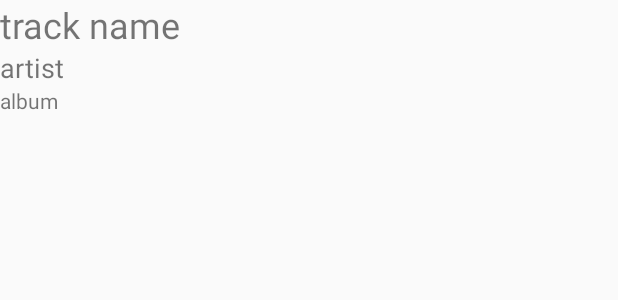
After one commit to moj1987/MyNotebook, an Android app: the layout lyric_search_item.xml on its own in the app's theme, with its tools: preview values and no code run, on a phone screen of 412 x 824 dp. The commit adds this screen. Shown: the top 300 px of the screen. Run offline under Robolectric (Android 15) with nearby library versions, the phone set to English and light mode, and no system bars.

Commit message:
RecyclerView set up. Shows the list of songs found

```diff
--- a/app/build.gradle
+++ b/app/build.gradle
@@ -12,6 +12,9 @@ android {
         versionCode 1
         versionName "1.0"
         testInstrumentationRunner "androidx.test.runner.AndroidJUnitRunner"
+        viewBinding {
+            enabled = true
+        }
     }
     buildTypes {
         release {
@@ -27,6 +30,9 @@ dependencies {
     implementation 'com.squareup.retrofit2:converter-gson:2.5.0'
 }
 dependencies {
+    //noinspection GradleCompatible
+    implementation 'com.android.support:recyclerview-v7:28.0.0'
+
     implementation fileTree(dir: 'libs', include: ['*.jar'])
     implementation 'androidx.appcompat:appcompat:1.1.0'
     implementation 'androidx.constraintlayout:constraintlayout:1.1.3'
--- a/app/src/main/java/com/example/englishonthego/Feed.kt
+++ b/app/src/main/java/com/example/englishonthego/networking/Feed.kt
@@ -1,4 +1,4 @@
-package com.example.englishonthego
+package com.example.englishonthego.networking
 
 import com.google.gson.annotations.SerializedName
 
--- a/app/src/main/java/com/example/englishonthego/HappiApi.java
+++ b/app/src/main/java/com/example/englishonthego/networking/HappiApi.java
@@ -1,4 +1,4 @@
-package com.example.englishonthego;
+package com.example.englishonthego.networking;
 
 import retrofit2.Call;
 import retrofit2.http.GET;
@@ -8,7 +8,7 @@ public interface HappiApi {
 
     @GET("v1/music")
     Call<Feed> getSearch(@Query("q") String searchText,
-                              @Query("apikey") String api_key);
+                         @Query("apikey") String api_key);
 
     @GET("v1/music")
     Call<LyricResponse> getLyric(@Query("q") String searchText,
--- a/app/src/main/java/com/example/englishonthego/LyricResponse.kt
+++ b/app/src/main/java/com/example/englishonthego/networking/LyricResponse.kt
@@ -1,4 +1,4 @@
-package com.example.englishonthego
+package com.example.englishonthego.networking
 
 data class LyricResponse(val id: Int,
                          val artist: String,
--- a/app/src/main/java/com/example/englishonthego/Responses.kt
+++ b/app/src/main/java/com/example/englishonthego/networking/Responses.kt
@@ -1,4 +1,4 @@
-package com.example.englishonthego
+package com.example.englishonthego.networking
 
 import com.google.gson.annotations.Expose
 import com.google.gson.annotations.SerializedName
--- /dev/null
+++ b/app/src/main/res/layout/lyric_search_item.xml
@@ -0,0 +1,27 @@
+<?xml version="1.0" encoding="utf-8"?>
+<LinearLayout xmlns:android="http://schemas.android.com/apk/res/android"
+    xmlns:tools="http://schemas.android.com/tools"
+    android:layout_width="match_parent"
+    android:layout_height="wrap_content"
+    android:orientation="vertical">
+
+    <TextView
+        android:id="@+id/track_name"
+        android:layout_width="match_parent"
+        android:layout_height="wrap_content"
+        android:text="track name"
+        android:textSize="24dp" />
+
+    <TextView
+        android:id="@+id/artist"
+        android:layout_width="match_parent"
+        android:layout_height="wrap_content"
+        android:text="artist"
+        android:textSize="18dp"/>
+
+    <TextView
+        android:id="@+id/album"
+        android:layout_width="match_parent"
+        android:layout_height="wrap_content"
+        android:text="album" />
+</LinearLayout>
```
Also changed, not shown: app/src/main/java/com/example/englishonthego/MainActivity.java (+53 -28 lines), app/src/main/java/com/example/englishonthego/ui/LyricSearchAdapter.java (added, +69 -0 lines), app/src/main/res/layout/activity_main.xml (+6 -7 lines).
